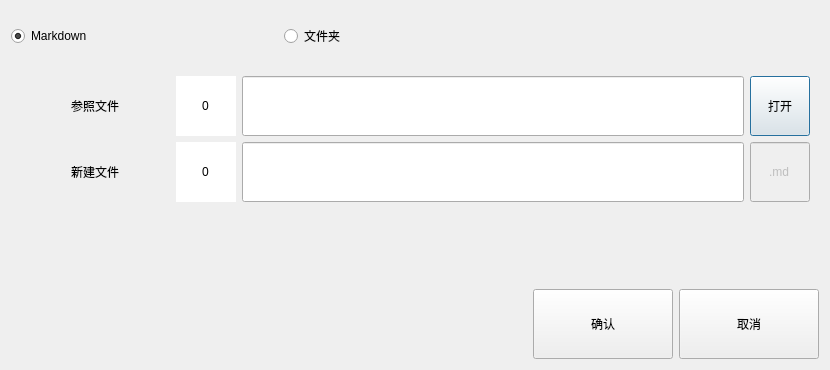
This is create_markdown_dir.ui in WeiMuYang/markdown-assistant as Qt 5 draws it before an edit. The edited form follows.
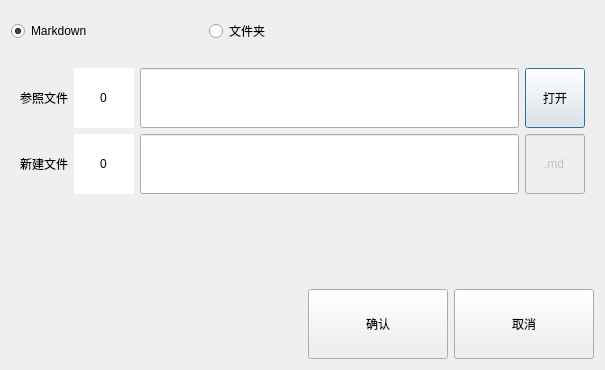
This is the edited form. The open tabs and pages were chosen to show the change.

```diff
--- a/create_markdown_dir.ui
+++ b/create_markdown_dir.ui
@@ -6,7 +6,7 @@
    <rect>
     <x>0</x>
     <y>0</y>
-    <width>830</width>
+    <width>605</width>
     <height>370</height>
    </rect>
   </property>
@@ -19,13 +19,13 @@
   <property name="windowTitle">
    <string>新建文件</string>
   </property>
-  <layout class="QVBoxLayout" name="verticalLayout_7">
+  <layout class="QVBoxLayout" name="verticalLayout_9">
    <item>
     <layout class="QHBoxLayout" name="horizontalLayout_7" stretch="1,1,1">
      <item>
       <widget class="QRadioButton" name="fileRadioBtn">
        <property name="sizePolicy">
-        <sizepolicy hsizetype="Minimum" vsizetype="Preferred">
+        <sizepolicy hsizetype="Minimum" vsizetype="Fixed">
          <horstretch>0</horstretch>
          <verstretch>0</verstretch>
         </sizepolicy>
@@ -33,7 +33,7 @@
        <property name="minimumSize">
         <size>
          <width>0</width>
-         <height>50</height>
+         <height>40</height>
         </size>
        </property>
        <property name="tabletTracking">
@@ -53,7 +53,7 @@
      <item>
       <widget class="QRadioButton" name="dirRadioBtn">
        <property name="sizePolicy">
-        <sizepolicy hsizetype="Minimum" vsizetype="Preferred">
+        <sizepolicy hsizetype="Minimum" vsizetype="Fixed">
          <horstretch>0</horstretch>
          <verstretch>0</verstretch>
         </sizepolicy>
@@ -61,7 +61,7 @@
        <property name="minimumSize">
         <size>
          <width>0</width>
-         <height>50</height>
+         <height>40</height>
         </size>
        </property>
        <property name="toolTip">
@@ -91,6 +91,8 @@
     </layout>
    </item>
    <item>
+    <layout class="QVBoxLayout" name="verticalLayout_7">
+     <item>
     <widget class="QStackedWidget" name="stackedWidget">
      <property name="currentIndex">
       <number>0</number>
@@ -111,7 +113,7 @@
              </property>
              <property name="minimumSize">
               <size>
-               <width>150</width>
+                 <width>0</width>
                <height>0</height>
               </size>
              </property>
@@ -139,7 +141,7 @@
              </property>
              <property name="minimumSize">
               <size>
-               <width>150</width>
+                 <width>0</width>
                <height>0</height>
               </size>
              </property>
@@ -162,19 +164,19 @@
          <item>
           <layout class="QVBoxLayout" name="verticalLayout_2" stretch="1,1">
            <item>
-            <layout class="QHBoxLayout" name="horizontalLayout_2">
+              <layout class="QHBoxLayout" name="horizontalLayout_2" stretch="1,0,1">
              <item>
               <widget class="QSpinBox" name="numOldMarkdownSpinBox">
                <property name="sizePolicy">
-                <sizepolicy hsizetype="Fixed" vsizetype="Expanding">
+                  <sizepolicy hsizetype="Expanding" vsizetype="Expanding">
                  <horstretch>0</horstretch>
                  <verstretch>0</verstretch>
                 </sizepolicy>
                </property>
                <property name="minimumSize">
                 <size>
-                 <width>60</width>
-                 <height>60</height>
+                   <width>30</width>
+                   <height>30</height>
                 </size>
                </property>
                <property name="maximumSize">
@@ -229,8 +231,8 @@
                </property>
                <property name="minimumSize">
                 <size>
-                 <width>60</width>
-                 <height>60</height>
+                   <width>30</width>
+                   <height>30</height>
                 </size>
                </property>
                <property name="maximumSize">
@@ -247,19 +249,19 @@
             </layout>
            </item>
            <item>
-            <layout class="QHBoxLayout" name="horizontalLayout">
+              <layout class="QHBoxLayout" name="horizontalLayout" stretch="1,0,1">
              <item>
               <widget class="QSpinBox" name="numNewMarkdownSpinBox">
                <property name="sizePolicy">
-                <sizepolicy hsizetype="Fixed" vsizetype="Expanding">
+                  <sizepolicy hsizetype="Expanding" vsizetype="Expanding">
                  <horstretch>0</horstretch>
                  <verstretch>0</verstretch>
                 </sizepolicy>
                </property>
                <property name="minimumSize">
                 <size>
-                 <width>60</width>
-                 <height>60</height>
+                   <width>30</width>
+                   <height>30</height>
                 </size>
                </property>
                <property name="maximumSize">
@@ -310,15 +312,15 @@
                 <bool>false</bool>
                </property>
                <property name="sizePolicy">
-                <sizepolicy hsizetype="Expanding" vsizetype="Preferred">
+                  <sizepolicy hsizetype="Preferred" vsizetype="Expanding">
                  <horstretch>0</horstretch>
                  <verstretch>0</verstretch>
                 </sizepolicy>
                </property>
                <property name="minimumSize">
                 <size>
-                 <width>60</width>
-                 <height>60</height>
+                   <width>30</width>
+                   <height>30</height>
                 </size>
                </property>
                <property name="maximumSize">
@@ -518,6 +520,10 @@
      </widget>
     </widget>
    </item>
+    </layout>
+   </item>
+   <item>
+    <layout class="QVBoxLayout" name="verticalLayout_8">
    <item>
     <spacer name="verticalSpacer">
      <property name="orientation">
@@ -549,7 +555,7 @@
      <item>
       <widget class="QPushButton" name="yesPbn">
        <property name="sizePolicy">
-        <sizepolicy hsizetype="Preferred" vsizetype="Expanding">
+          <sizepolicy hsizetype="Preferred" vsizetype="Fixed">
          <horstretch>0</horstretch>
          <verstretch>0</verstretch>
         </sizepolicy>
@@ -574,7 +580,7 @@
      <item>
       <widget class="QPushButton" name="cancelPbn">
        <property name="sizePolicy">
-        <sizepolicy hsizetype="Preferred" vsizetype="Expanding">
+          <sizepolicy hsizetype="Preferred" vsizetype="Fixed">
          <horstretch>0</horstretch>
          <verstretch>0</verstretch>
         </sizepolicy>
@@ -595,6 +601,8 @@
         <string>取消</string>
        </property>
       </widget>
+       </item>
+      </layout>
      </item>
     </layout>
    </item>
```
Left out of the diff: 24 changed lines with no effect on the pictures. Lines whose indentation alone changed are shown as unchanged.
